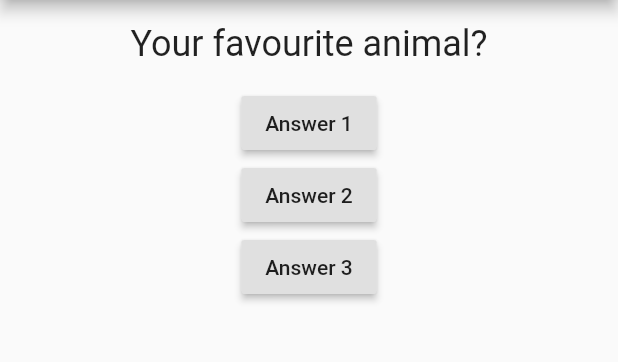
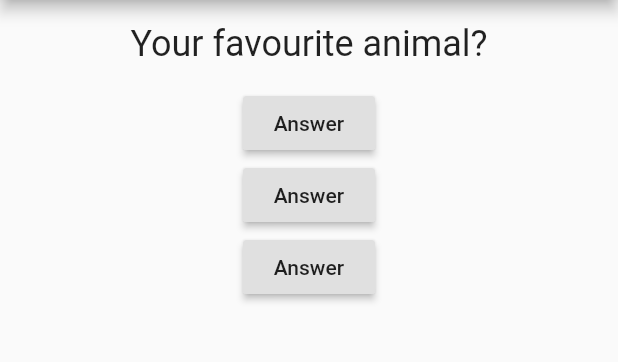
Before and after one commit to utevo/quiz_app, a Flutter app: the screen it shows after launch, on a phone screen of 412 x 824 dp, the part 84-446 px from its top. Run offline on Flutter 3.47's test engine with Material 2 defaults, Android fonts, the phone set to English and light mode, and no system bars.

Commit message:
feat: create Answer widget

```diff
--- /dev/null
+++ b/lib/answer.dart
@@ -0,0 +1,17 @@
+import 'package:flutter/material.dart';
+
+class Answer extends StatelessWidget {
+  final Function _onPressed;
+
+  Answer(this._onPressed);
+
+  @override
+  Widget build(BuildContext context) {
+    return Container(
+      child: RaisedButton(
+        child: Text('Answer'),
+        onPressed: _onPressed,
+      ),
+    );
+  }
+}
--- a/lib/main.dart
+++ b/lib/main.dart
@@ -1,6 +1,7 @@
 import 'package:flutter/material.dart';
 
 import './question.dart';
+import './answer.dart';
 
 void main() {
   runApp(MyApp());
@@ -42,18 +43,9 @@ class _MyAppState extends State<MyApp> {
         body: Column(
           children: [
             Question(questions[_questionIdx]),
-            RaisedButton(
-              child: Text('Answer 1'),
-              onPressed: _ansewerQuestion,
-            ),
-            RaisedButton(
-              child: Text('Answer 2'),
-              onPressed: _ansewerQuestion,
-            ),
-            RaisedButton(
-              child: Text('Answer 3'),
-              onPressed: _ansewerQuestion,
-            ),
+            Answer(_ansewerQuestion),
+            Answer(_ansewerQuestion),
+            Answer(_ansewerQuestion),
           ],
         ),
       ),
```
